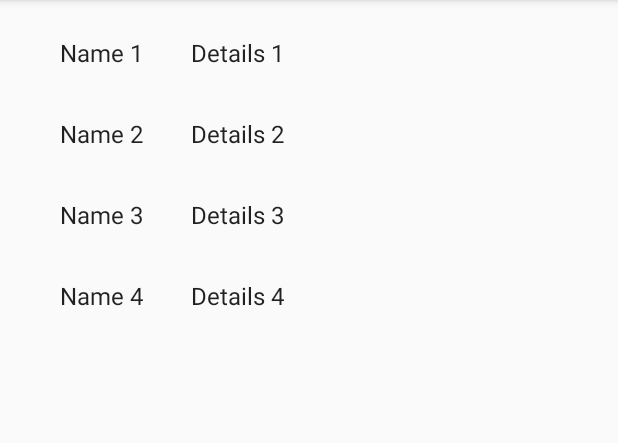
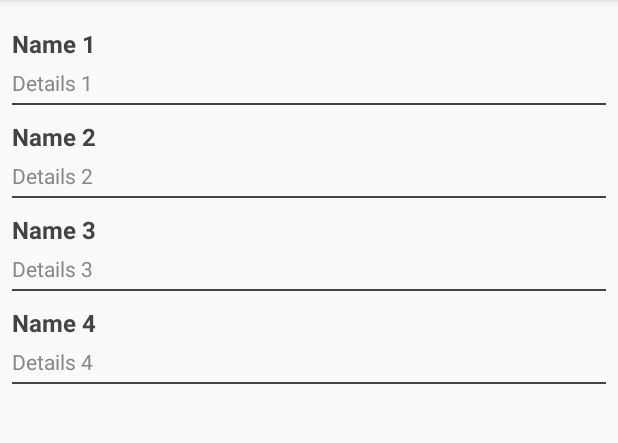
Before and after one commit to nunutu29/BluetoothRgbControl, an Android app: the screen it shows after launch (MainActivity), on a phone screen of 412 x 824 dp, the part 84-527 px from its top. Run offline under Robolectric (Android 15) with nearby library versions, the phone set to English and light mode, and no system bars.

Commit message:
Modified Device Item

```diff
--- a/app/src/main/java/com/example/homediy/Fragments/Adapters/MyDeviceRecyclerViewAdapter.java
+++ b/app/src/main/java/com/example/homediy/Fragments/Adapters/MyDeviceRecyclerViewAdapter.java
@@ -31,8 +31,8 @@ public class MyDeviceRecyclerViewAdapter extends RecyclerView.Adapter<MyDeviceRe
     @Override
     public void onBindViewHolder(final ViewHolder holder, int position) {
         holder.mItem = mValues.get(position);
-        holder.mIdView.setText(holder.mItem.Name);
-        holder.mContentView.setText(holder.mItem.Details);
+        holder.mNameView.setText(holder.mItem.Name);
+        holder.mDetailView.setText(holder.mItem.Details);
 
         holder.mView.setOnClickListener(new View.OnClickListener() {
             @Override
@@ -53,20 +53,20 @@ public class MyDeviceRecyclerViewAdapter extends RecyclerView.Adapter<MyDeviceRe
 
     public class ViewHolder extends RecyclerView.ViewHolder {
         public final View mView;
-        public final TextView mIdView;
-        public final TextView mContentView;
+        public final TextView mNameView;
+        public final TextView mDetailView;
         public Device mItem;
 
         public ViewHolder(View view) {
             super(view);
             mView = view;
-            mIdView = view.findViewById(R.id.item_number);
-            mContentView = view.findViewById(R.id.content);
+            mNameView = view.findViewById(R.id.name);
+            mDetailView = view.findViewById(R.id.details);
         }
 
         @Override
         public String toString() {
-            return super.toString() + " '" + mContentView.getText() + "'";
+            return super.toString() + " '" + mDetailView.getText() + "'";
         }
     }
 }
--- a/app/src/main/res/layout/activity_main.xml
+++ b/app/src/main/res/layout/activity_main.xml
@@ -1,5 +1,6 @@
 <?xml version="1.0" encoding="utf-8"?>
-<android.support.design.widget.CoordinatorLayout xmlns:android="http://schemas.android.com/apk/res/android"
+<android.support.design.widget.CoordinatorLayout
+    xmlns:android="http://schemas.android.com/apk/res/android"
     xmlns:app="http://schemas.android.com/apk/res-auto"
     xmlns:tools="http://schemas.android.com/tools"
     android:layout_width="match_parent"
--- a/app/src/main/res/layout/fragment_device.xml
+++ b/app/src/main/res/layout/fragment_device.xml
@@ -1,20 +1,39 @@
 <?xml version="1.0" encoding="utf-8"?>
-<LinearLayout xmlns:android="http://schemas.android.com/apk/res/android"
-    android:layout_width="wrap_content"
+<RelativeLayout xmlns:android="http://schemas.android.com/apk/res/android"
+    android:clickable="true"
+    android:focusable="true"
+    android:foreground="?android:attr/selectableItemBackground"
+    android:background="?android:selectableItemBackground"
+    android:layout_width="match_parent"
     android:layout_height="wrap_content"
-    android:orientation="horizontal">
+    android:orientation="vertical">
 
     <TextView
-        android:id="@+id/item_number"
-        android:layout_width="wrap_content"
+        android:id="@+id/name"
+        android:layout_width="match_parent"
         android:layout_height="wrap_content"
-        android:layout_margin="@dimen/text_margin"
-        android:textAppearance="?attr/textAppearanceListItem" />
+        android:layout_alignParentTop="true"
+        android:textColor="#444444"
+        android:textStyle="bold"
+        android:textSize="16sp"
+        android:paddingTop="10dp"/>
 
     <TextView
-        android:id="@+id/content"
-        android:layout_width="wrap_content"
+        android:id="@+id/details"
+        android:ellipsize="end"
+        android:lines="1"
+        android:singleLine="true"
+        android:layout_width="match_parent"
         android:layout_height="wrap_content"
-        android:layout_margin="@dimen/text_margin"
-        android:textAppearance="?attr/textAppearanceListItem" />
-</LinearLayout>
+        android:layout_below="@id/name"
+        android:textColor="#888888"
+        android:layout_marginTop="5dp"
+        android:paddingBottom="5dp"/>
+
+    <View
+        android:layout_width="match_parent"
+        android:layout_height="1dp"
+        android:background="#444444"
+        android:layout_alignParentBottom="true" />
+
+</RelativeLayout>
--- a/app/src/main/res/layout/fragment_device_list.xml
+++ b/app/src/main/res/layout/fragment_device_list.xml
@@ -7,8 +7,6 @@
     android:name="com.example.homediy.Fragments.DeviceFragment"
     android:layout_width="match_parent"
     android:layout_height="match_parent"
-    android:layout_marginLeft="16dp"
-    android:layout_marginRight="16dp"
     app:layoutManager="LinearLayoutManager"
     tools:context=".Fragments.DeviceListFragment"
     tools:itemCount="10"
```
